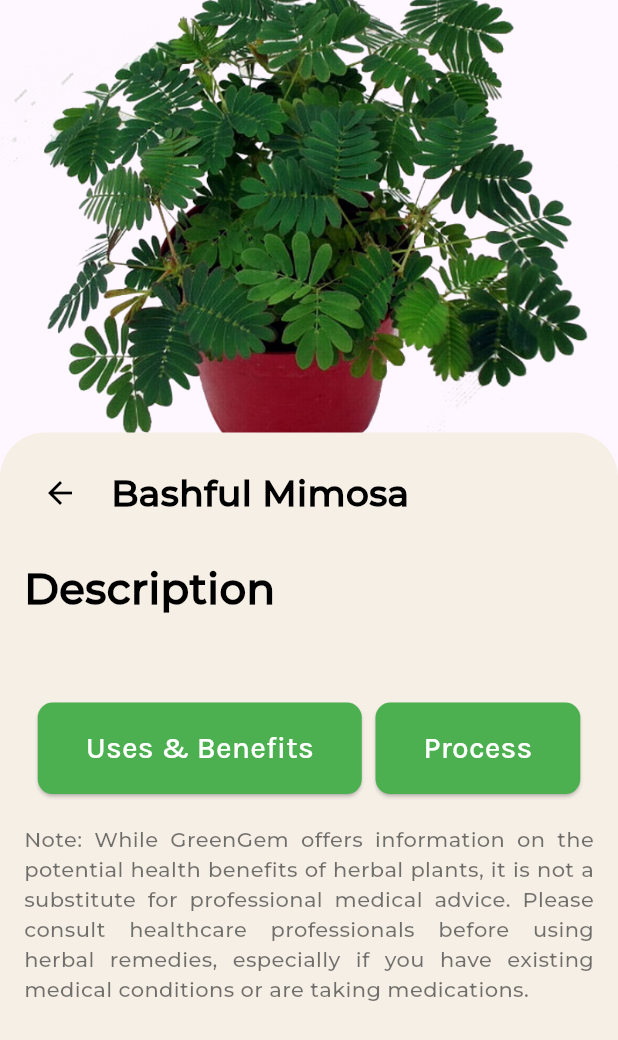
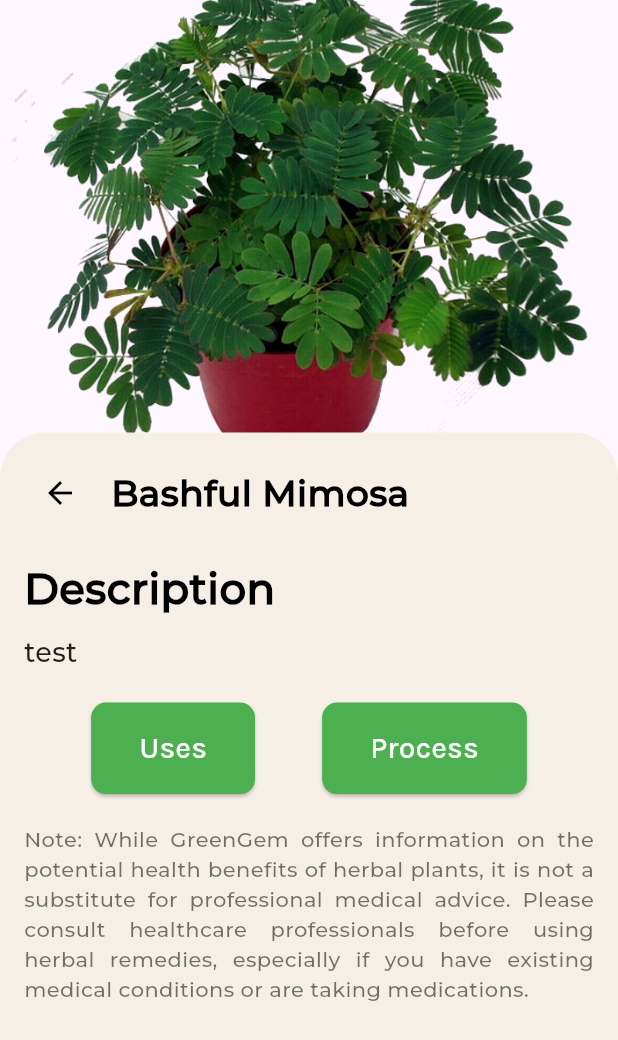
Before and after one commit to AmbherChris/gg-app-to-edit, a Flutter app: the HomeScreen screen opened directly, after a tap on "Culinary Herbs", after a tap on "Herbal Teas", after a tap on "Bashful Mimosa", on a phone screen of 412 x 824 dp. Shown: the top 1040 px of the screen. Run offline on Flutter 3.47's test engine with Material 3 defaults, Android fonts, the phone set to English and light mode, and no system bars; our stand-ins replace hive, hive_flutter, shared_preferences; accounts and stored records are empty; project files that could hold a hidden picture were left out.

Commit message:
Uses, Benefits, and Process added to database, Plant Screen now has contentstate function

```diff
--- a/lib/models/plants.dart
+++ b/lib/models/plants.dart
@@ -4,12 +4,17 @@ part 'plants.g.dart';
 
 @HiveType(typeId: 1)
 class Plant {
-  Plant(
-      {required this.eng_name,
-      required this.tag_name,
-      required this.sci_name,
-      required this.description,
-      required this.image_path});
+  Plant({
+    required this.eng_name,
+    required this.tag_name,
+    required this.sci_name,
+    required this.description,
+    required this.image_path,
+    required this.uses,
+    required this.benefits,
+    required this.process,
+  });
+
   @HiveField(0)
   String eng_name;
 
@@ -24,4 +29,13 @@ class Plant {
 
   @HiveField(4)
   String image_path;
+
+  @HiveField(5)
+  String uses;
+
+  @HiveField(6)
+  String benefits;
+
+  @HiveField(7)
+  String process;
 }
--- a/lib/plant_data.dart
+++ b/lib/plant_data.dart
@@ -7,6 +7,9 @@ final allPlants = [
     sci_name: 'Aloes Barbadensis',
     description:
         'The aloe is a perennial plant found wild in east and south Africa and also cultivated in the west indies and other tropical areas. It has also been reported in the Zapata area of Texas. The strong, fibrous root produce a rosette of fleshy basal leaves as in the agave but considerably smaller. The narrow lanceolate leaves are 1 to 2 feet long and whitish-green on both sides, and they bear spiny teeth on the margins. The yellow to purplish, dropping flowers, which are evident most of the year grow in a long raceme at the top a flower stalk up to 41/2 feet high. The fruit is a triangular capsule containing numerous seeds.\n\nThe aloe is a perennial plant found wild in east and south Africa and also cultivated in the west indies and other tropical areas. It has also been reported in the Zapata area of Texas. The strong, fibrous root produce a rosette of fleshy basal leaves as in the agave but considerably smaller. The narrow lanceolate leaves are 1 to 2 feet long and whitish-green on both sides, and they bear spiny teeth on the margins. The yellow to purplish, dropping flowers, which are evident most of the year grow in a long raceme at the top a flower stalk up to 41/2 feet high. The fruit is a triangular capsule containing numerous seeds.',
+    uses: 'test uses',
+    benefits: 'test benefits',
+    process: 'test',
     image_path: 'assets/plants/aloe-vera.png',
   ),
   Plant(
@@ -15,6 +18,9 @@ final allPlants = [
     sci_name: 'Asparagus officinalis',
     description:
         'Asparagus is a perennial plant that is generally cultivated for food but may be found wild around gardens and in waste places. The short, horizontal rootstock has long, thick roots and sends up the young shoots that we eat as vegetables. If allowed to mature, these become branched stems that reach 5 feet in height. What look like leaves on the stem and branches are actually filiform branches which are clustered in the axils of the scaly, inconspicuous leaves. In May and June the plants bears small, solitary, pendulous, bell-shaped, greenish white flowers. The fruit is red berry, about 1/3 inch in diameter, containing black seeds and ripening in August.',
+    uses: 'test',
+    benefits: 'test',
+    process: 'test',
     image_path: 'assets/plants/asparagus.png',
   ),
   Plant(
@@ -23,13 +29,19 @@ final allPlants = [
     sci_name: 'Persea americana Mill.',
     description:
         'The avocado plant is a tropical tree. It begins bearing fruits at five ti sux years of age.\n\nThe full-bearing age may be expected at about eight to ten years. By then it attains a height of five to fifteen meters. It may be propagated by seed, grafting, budding and in arching.\n\nIt has been extensively propagated mainly for its edible fruits. The avocado fruit may be oblong, nearly spherical, pear-shaped or bottle-shapped and may vary in length from 10 to 36 centimeters long. In color, it may vary from green, brown to purple.\n\nIt has one large seed in the center.',
+    uses: 'test',
+    benefits: 'test',
+    process: 'test',
     image_path: 'assets/plants/avocado.png',
   ),
   Plant(
     eng_name: 'Bashful Mimosa',
     tag_name: 'Makahiya',
     sci_name: 'Mimosa Pudica',
-    description: '',
+    description: 'test',
+    uses: 'test',
+    benefits: 'test',
+    process: 'test',
     image_path: 'assets/plants/bashful-mimosa.png',
   ),
   Plant(
@@ -38,111 +50,159 @@ final allPlants = [
     sci_name: 'Momordica Balsamina',
     description:
         'The first variety, M. balsamina, more common than the second, is a vine with angular stem and simple tendrils. Leaves, many serrate lobules with white dots on the ends. Flowers yellow, monœcious. Staminate solitary, peduncles very long, involucre cordate; calyx 5-lobed; corolla 5 petals; filaments simple, one separate, 2 approximated; anthers joined at their bases. Pistillate solitary; ovary, 3 locules and numerous ovules; stigma, 3 bifid divisions; fruit globose, narrowing at the ends, covered with tubercles; seeds numerous, lacking albumen, having red aril. The second variety, M. cylindrica, has a downy stem, 5-angled with simple tendrils. The leaves are 5-lobuled, cordate, serrate, with short hairs on under surface. Melon hollow, glabrous, very long, cylindrical, tapering at the ends, covered with tubercles, some elevated in longitudinal lines, others depressed; seeds in 3 rows, enveloped in pulpy arils, white, long quadrangular, truncate above, encircled by 2 rows of obtuse toothlets.',
+    uses: 'test',
+    benefits: 'test',
+    process: 'test',
     image_path: 'assets/plants/bitter-melon.png',
   ),
   Plant(
     eng_name: 'Black Plum',
-    tag_name: '',
-    sci_name: '',
-    description: '',
+    tag_name: 'test',
+    sci_name: 'test',
+    description: 'test',
+    uses: 'test',
+    benefits: 'test',
+    process: 'test',
     image_path: 'assets/plants/black-plum.png',
   ),
   Plant(
     eng_name: 'Blue Pea',
-    tag_name: '',
-    sci_name: '',
-    description: '',
+    tag_name: 'test',
+    sci_name: 'test',
+    description: 'test',
+    uses: 'test',
+    benefits: 'test',
+    process: 'test',
     image_path: 'assets/plants/blue-pea.png',
   ),
   Plant(
     eng_name: 'Bluea Camphor',
-    tag_name: '',
-    sci_name: '',
-    description: '',
+    tag_name: 'test',
+    sci_name: 'test',
+    description: 'test',
+    uses: 'test',
+    benefits: 'test',
+    process: 'test',
     image_path: 'assets/plants/bluea-camphor.png',
   ),
   Plant(
     eng_name: 'Bottle Gourd',
-    tag_name: '',
-    sci_name: '',
-    description: '',
+    tag_name: 'test',
+    sci_name: 'test',
+    description: 'test',
+    uses: 'test',
+    benefits: 'test',
+    process: 'test',
     image_path: 'assets/plants/bottle-gourd.png',
   ),
   Plant(
     eng_name: 'Broccoli',
-    tag_name: '',
-    sci_name: '',
-    description: '',
+    tag_name: 'test',
+    sci_name: 'test',
+    description: 'test',
+    uses: 'test',
+    benefits: 'test',
+    process: 'test',
     image_path: 'assets/plants/broccoli.png',
   ),
   Plant(
     eng_name: 'Calamondin',
-    tag_name: '',
-    sci_name: '',
-    description: '',
+    tag_name: 'test',
+    sci_name: 'test',
+    description: 'test',
+    uses: 'test',
+    benefits: 'test',
+    process: 'test',
     image_path: 'assets/plants/calamondin.png',
   ),
   Plant(
     eng_name: 'Cantaloupe',
-    tag_name: '',
-    sci_name: '',
-    description: '',
+    tag_name: 'test',
+    sci_name: 'test',
+    description: 'test',
+    uses: 'test',
+    benefits: 'test',
+    process: 'test',
     image_path: 'assets/plants/cantaloupe.png',
   ),
   Plant(
     eng_name: 'Carrot',
-    tag_name: '',
-    sci_name: '',
-    description: '',
+    tag_name: 'test',
+    sci_name: 'test',
+    description: 'test',
+    uses: 'test',
+    benefits: 'test',
+    process: 'test',
     image_path: 'assets/plants/carrot.png',
   ),
   Plant(
     eng_name: 'Chayote',
-    tag_name: '',
-    sci_name: '',
-    description: '',
+    tag_name: 'test',
+    sci_name: 'test',
+    description: 'test',
+    uses: 'test',
+    benefits: 'test',
+    process: 'test',
     image_path: 'assets/plants/chayote.png',
   ),
   Plant(
     eng_name: 'Coconut',
-    tag_name: '',
-    sci_name: '',
-    description: '',
+    tag_name: 'test',
+    sci_name: 'test',
+    description: 'test',
+    uses: 'test',
+    benefits: 'test',
+    process: 'test',
     image_path: 'assets/plants/coconut.png',
   ),
   Plant(
     eng_name: 'Corn Mint',
-    tag_name: '',
-    sci_name: '',
-    description: '',
+    tag_name: 'test',
+    sci_name: 'test',
+    description: 'test',
+    uses: 'test',
+    benefits: 'test',
+    process: 'test',
     image_path: 'assets/plants/corn-mint.png',
   ),
   Plant(
     eng_name: 'Dandelion',
-    tag_name: '',
-    sci_name: '',
-    description: '',
+    tag_name: 'test',
+    sci_name: 'test',
+    description: 'test',
+    uses: 'test',
+    benefits: 'test',
+    process: 'test',
     image_path: 'assets/plants/dandelion.png',
   ),
   Plant(
     eng_name: 'Dragon Fruit',
-    tag_name: '',
-    sci_name: '',
-    description: '',
+    tag_name: 'test',
+    sci_name: 'test',
+    description: 'test',
+    uses: 'test',
+    benefits: 'test',
+    process: 'test',
     image_path: 'assets/plants/dragon-fruit.png',
   ),
   Plant(
     eng_name: 'False Garlic',
-    tag_name: '',
-    sci_name: '',
-    description: '',
+    tag_name: 'test',
+    sci_name: 'test',
+    description: 'test',
+    uses: 'test',
+    benefits: 'test',
+    process: 'test',
     image_path: 'assets/plants/false-garlic.png',
   ),
   Plant(
     eng_name: 'Fan Palm',
-    tag_name: '',
-    sci_name: '',
-    description: '',
+    tag_name: 'test',
+    sci_name: 'test',
+    description: 'test',
+    uses: 'test',
+    benefits: 'test',
+    process: 'test',
     image_path: 'assets/plants/fan-palm.png',
   ),
   // Add other plants here...
--- a/lib/screens/plant_screen.dart
+++ b/lib/screens/plant_screen.dart
@@ -1,10 +1,21 @@
 import 'package:flutter/material.dart';
 import 'package:gg_app/models/plants.dart';
 
-class PlantScreen extends StatelessWidget {
+class PlantScreen extends StatefulWidget {
   final Plant plant;
 
   const PlantScreen({super.key, required this.plant});
+
+  @override
+  _PlantScreenState createState() => _PlantScreenState();
+}
+
+// Define an enum for content states
+enum ContentState { description, uses, benefits }
+
+class _PlantScreenState extends State<PlantScreen> {
+  // Track the current content state
+  ContentState _contentState = ContentState.description;
 
   @override
   Widget build(BuildContext context) {
@@ -17,12 +28,12 @@ class PlantScreen extends StatelessWidget {
             left: 0,
             right: 0,
             child: Hero(
-              tag: plant.image_path,
+              tag: widget.plant.image_path,
               child: Container(
                 height: MediaQuery.of(context).size.height * 0.35,
                 decoration: BoxDecoration(
                   image: DecorationImage(
-                    image: AssetImage(plant.image_path),
+                    image: AssetImage(widget.plant.image_path),
                     fit: BoxFit.cover,
                   ),
                 ),
@@ -53,12 +64,20 @@ class PlantScreen extends StatelessWidget {
                         IconButton(
                           icon: Icon(Icons.arrow_back, color: Colors.black),
                           onPressed: () {
-                            Navigator.pop(context);
+                            setState(() {
+                              if (_contentState == ContentState.benefits) {
+                                _contentState = ContentState.uses;
+                              } else if (_contentState == ContentState.uses) {
+                                _contentState = ContentState.description;
+                              } else {
+                                Navigator.pop(context);
+                              }
+                            });
                           },
                         ),
                         SizedBox(width: 10),
                         Text(
-                          plant.eng_name,
+                          widget.plant.eng_name,
                           style: TextStyle(
                             color: Colors.black,
                             fontSize: 24,
@@ -75,7 +94,11 @@ class PlantScreen extends StatelessWidget {
                           children: [
                             SizedBox(height: 20),
                             Text(
-                              'Description',
+                              _contentState == ContentState.description
+                                  ? 'Description'
+                                  : _contentState == ContentState.uses
+                                      ? 'Uses'
+                                      : 'Benefits',
                               style: TextStyle(
                                 color: Colors.black,
                                 fontSize: 28,
@@ -85,7 +108,11 @@ class PlantScreen extends StatelessWidget {
                             ),
                             SizedBox(height: 10),
                             Text(
-                              plant.description,
+                              _contentState == ContentState.description
+                                  ? widget.plant.description ?? ''
+                                  : _contentState == ContentState.uses
+                                      ? widget.plant.uses ?? ''
+                                      : widget.plant.benefits ?? '',
                               style: TextStyle(
                                 fontSize: 18,
                                 fontFamily: 'Montserrat',
@@ -99,7 +126,15 @@ class PlantScreen extends StatelessWidget {
                               children: [
                                 ElevatedButton(
                                   onPressed: () {
-                                    // Implement Uses & Benefits functionality
+                                    setState(() {
+                                      if (_contentState ==
+                                          ContentState.description) {
+                                        _contentState = ContentState.uses;
+                                      } else if (_contentState ==
+                                          ContentState.uses) {
+                                        _contentState = ContentState.benefits;
+                                      }
+                                    });
                                   },
                                   style: ElevatedButton.styleFrom(
                                     backgroundColor: Colors.green,
@@ -111,7 +146,11 @@ class PlantScreen extends StatelessWidget {
                                         horizontal: 32, vertical: 16),
                                   ),
                                   child: Text(
-                                    'Uses & Benefits',
+                                    _contentState == ContentState.description
+                                        ? 'Uses'
+                                        : _contentState == ContentState.uses
+                                            ? 'Benefits'
+                                            : 'Benefits',
                                     style: TextStyle(
                                       fontFamily: 'Karla',
                                       fontSize: 20,
```
Also changed, not shown: lib/models/plants.g.dart.
